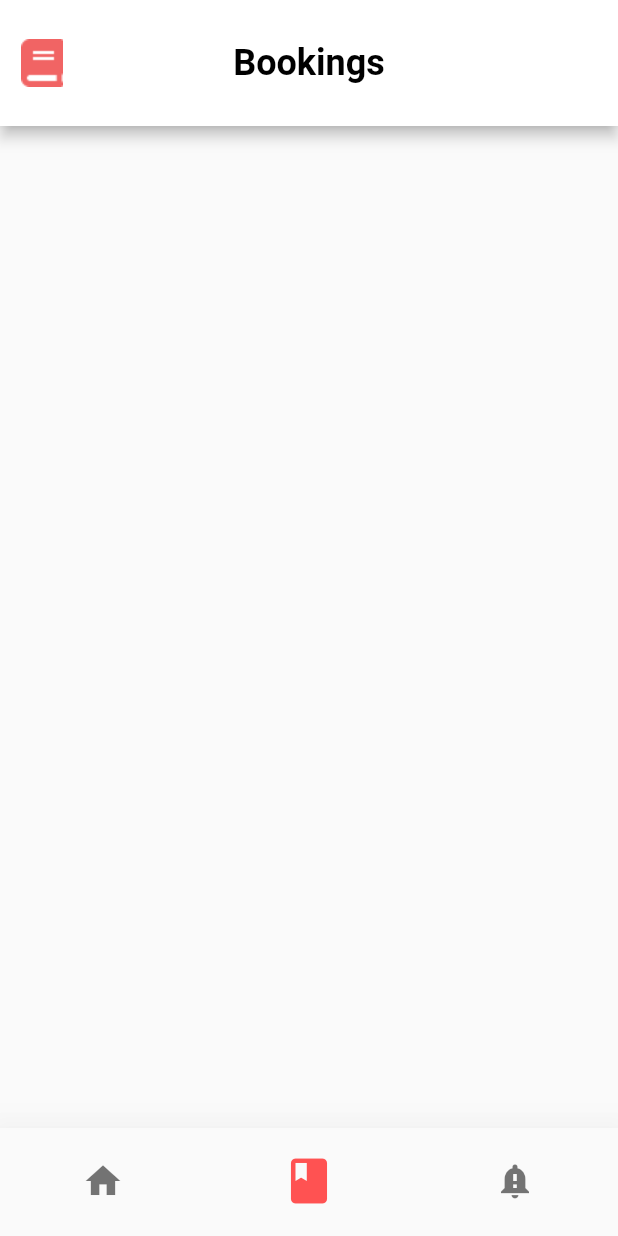
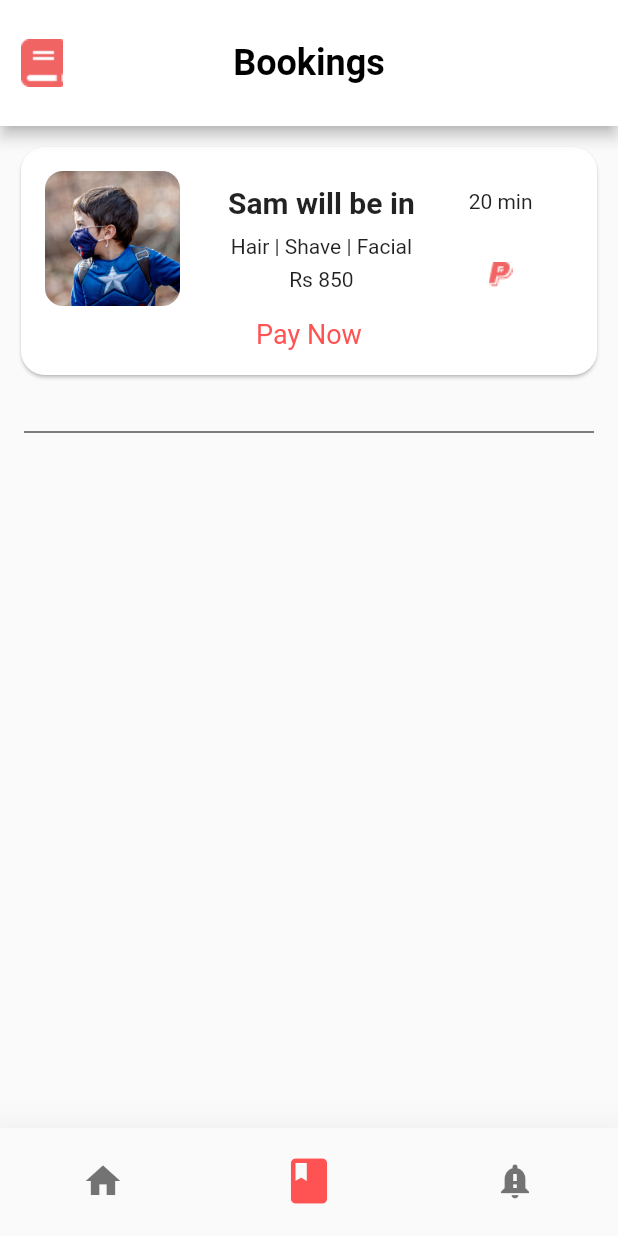
Before and after one commit to galanteria01/barber_app, a Flutter app: the screen it shows after launch, swiped to page 2, on a phone screen of 412 x 824 dp. Run offline on Flutter 3.47's test engine with Material 2 defaults, Android fonts, the light colour scheme and no system bars; missing offline and left inert: international_phone_input.

Commit message:
Pushed more changes and functions

```diff
--- /dev/null
+++ b/lib/cards/BookingsCard.dart
@@ -0,0 +1,55 @@
+import 'package:barber_app/cards/RoundedImageCard.dart';
+import 'package:flutter/material.dart';
+
+class BookingsCard extends StatelessWidget {
+  @override
+  Widget build(BuildContext context) {
+    return Container(
+        height: 180,
+        child : Padding(
+          padding: const EdgeInsets.all(10.0),
+          child: Card(
+            shape: RoundedRectangleBorder(
+                borderRadius: BorderRadius.circular(16)
+            ),
+            child: Padding(
+              padding: EdgeInsets.all(16.0),
+              child: Column(
+                children: [
+                  Row(
+                    children: [
+                      Align(child: RoundedImageCard(height: 90,width: 90,radius: 12,),alignment: Alignment.center,),
+                      SizedBox(width: 32,),
+                      Column(
+                        mainAxisAlignment: MainAxisAlignment.spaceBetween,
+                        children: [
+                          Text("Sam will be in",style: TextStyle(fontSize: 20,fontWeight: FontWeight.w600),),
+                          SizedBox(height: 10,),
+                          Text("Hair | Shave | Facial"),
+                          SizedBox(height: 6,),
+                          Text("Rs 850")
+                        ],
+                      ),
+                      SizedBox(width: 36,),
+                      Column(
+                        mainAxisAlignment: MainAxisAlignment.spaceEvenly,
+                        children: [
+                          Text("20 min"),
+                          SizedBox(height: 32,),
+                          Image(image: AssetImage("assets/Icon zocial-paypal.png"))
+                        ],
+                      )
+                    ],
+                  ),
+                  SizedBox(height: 8,),
+                  Center(
+                    child: Text("Pay Now",style: TextStyle(fontSize: 18,color: Colors.redAccent),),
+                  )
+                ],
+              ),
+            ),
+          ),
+        )
+    );
+  }
+}
--- a/lib/cards/NotificationCard.dart
+++ b/lib/cards/NotificationCard.dart
@@ -18,10 +18,11 @@ class NotificationCard extends StatelessWidget {
               children: [
                 Row(
                   children: [
-                    RoundedImageCard(height: 90,width: 90,radius: 12,),
-                    SizedBox(width: 20,),
+                    Align(child: RoundedImageCard(height: 90,width: 90,radius: 12,),alignment: Alignment.center,),
+                    SizedBox(width: 32,),
                     Column(
                       mainAxisAlignment: MainAxisAlignment.spaceBetween,
+                      crossAxisAlignment: CrossAxisAlignment.start,
                       children: [
                         Text("Dee's Shop",style: TextStyle(fontSize: 20,fontWeight: FontWeight.w600),),
                         SizedBox(height: 10,),
@@ -35,6 +36,7 @@ class NotificationCard extends StatelessWidget {
                       mainAxisAlignment: MainAxisAlignment.spaceEvenly,
                       children: [
                         Text("Yesterday"),
+                        SizedBox(height: 32,),
                         Image(image: AssetImage("assets/Icon awesome-money-bill.png"))
                       ],
                     )
--- a/lib/pages/Bookings.dart
+++ b/lib/pages/Bookings.dart
@@ -1,3 +1,4 @@
+import 'package:barber_app/cards/BookingsCard.dart';
 import 'package:flutter/cupertino.dart';
 import 'package:flutter/material.dart';
 
@@ -19,6 +20,17 @@ class _BookingsState extends State<Bookings> {
           centerTitle: true,
           leading: Image(image: AssetImage("assets/Group 2215.png"),),
         ),
+        body: Container(
+          child: Column(
+            children: [
+              BookingsCard(),
+              Padding(
+                padding: const EdgeInsets.all(16.0),
+                child: Divider(color: Colors.black,),
+              ),
+            ],
+          ),
+        ),
       ),
     );
   }
```
Also changed, not shown: lib/pages/MainPage.dart (+23 -1 lines), lib/pages/Notifications.dart (+6 -1 lines), lib/pages/ShopsBarbers.dart (added, +13 -0 lines), 1 other file.
